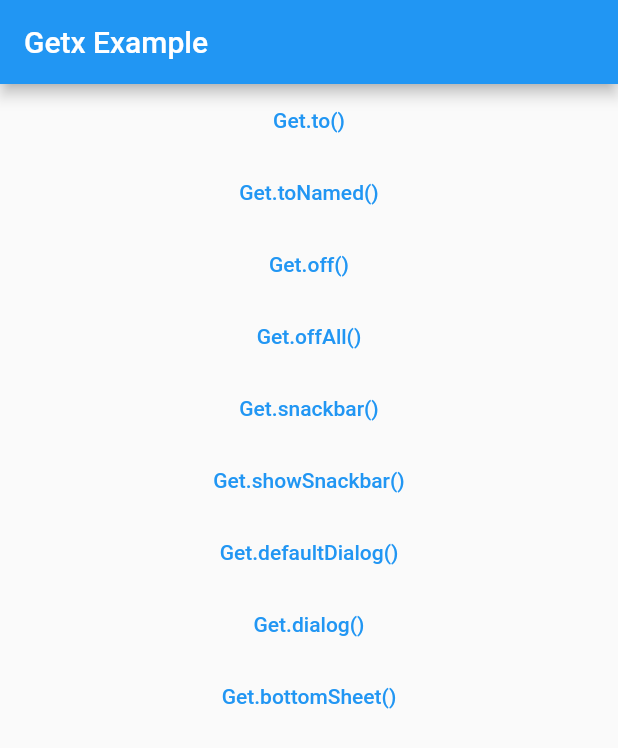
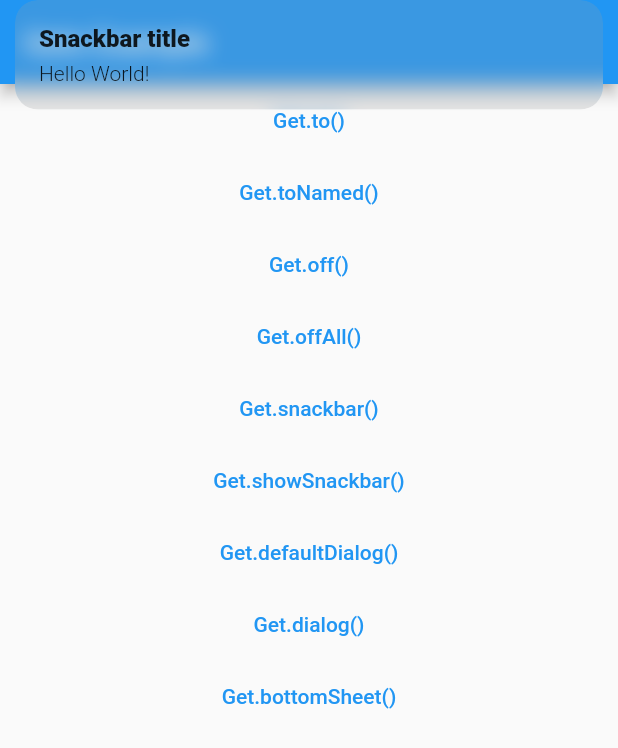
Before and after one commit to JangInHwa/flutter-getx-practice-1, a Flutter app: the screen it shows after launch, after a tap on "Get.snackbar()", on a phone screen of 412 x 824 dp. Shown: the top 748 px of the screen. Run offline on Flutter 3.47's test engine with Material 2 defaults, Android fonts, the phone set to English and light mode, and no system bars; our stand-ins replace get.

Commit message:
Get.snackbar 구현

```diff
--- a/lib/main.dart
+++ b/lib/main.dart
@@ -54,7 +54,12 @@
             },
           ),
           TextButton(child: const Text('Get.offAll()'), onPressed: () {}),
-          TextButton(child: const Text('Get.snackbar()'), onPressed: () {}),
+          TextButton(
+            child: const Text('Get.snackbar()'),
+            onPressed: () {
+              Get.snackbar('Snackbar title', 'Hello World!');
+            },
+          ),
           TextButton(child: const Text('Get.showSnackbar()'), onPressed: () {}),
           TextButton(child: const Text('Get.defaultDialog()'), onPressed: () {}),
           TextButton(child: const Text('Get.dialog()'), onPressed: () {}),
```
